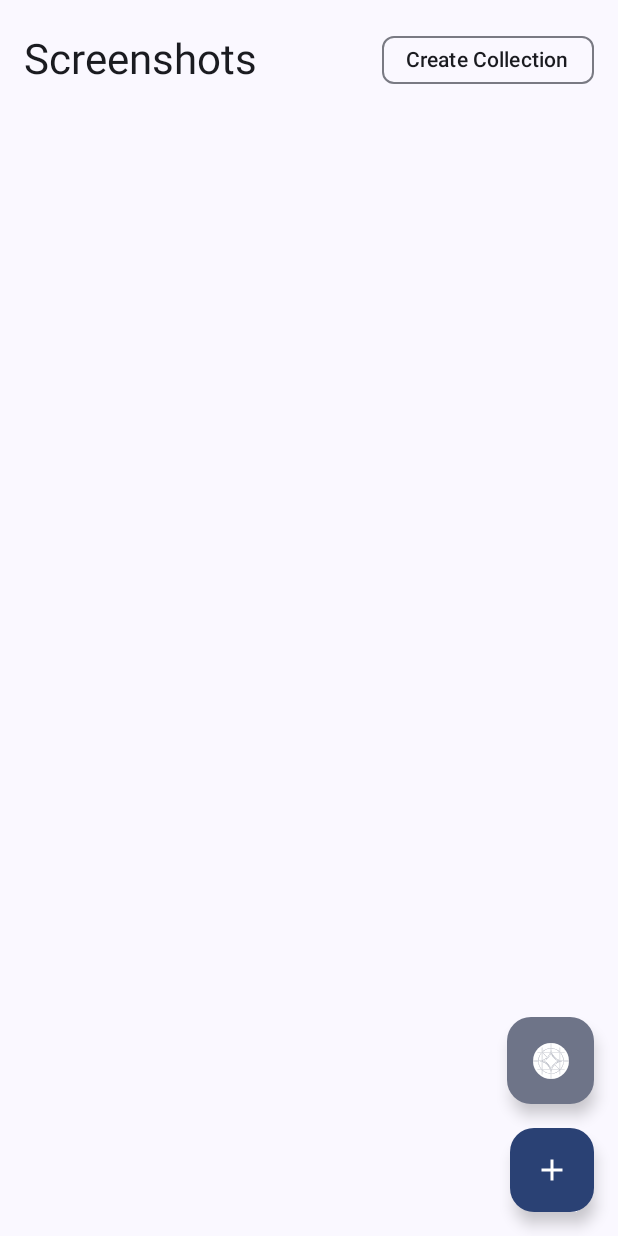
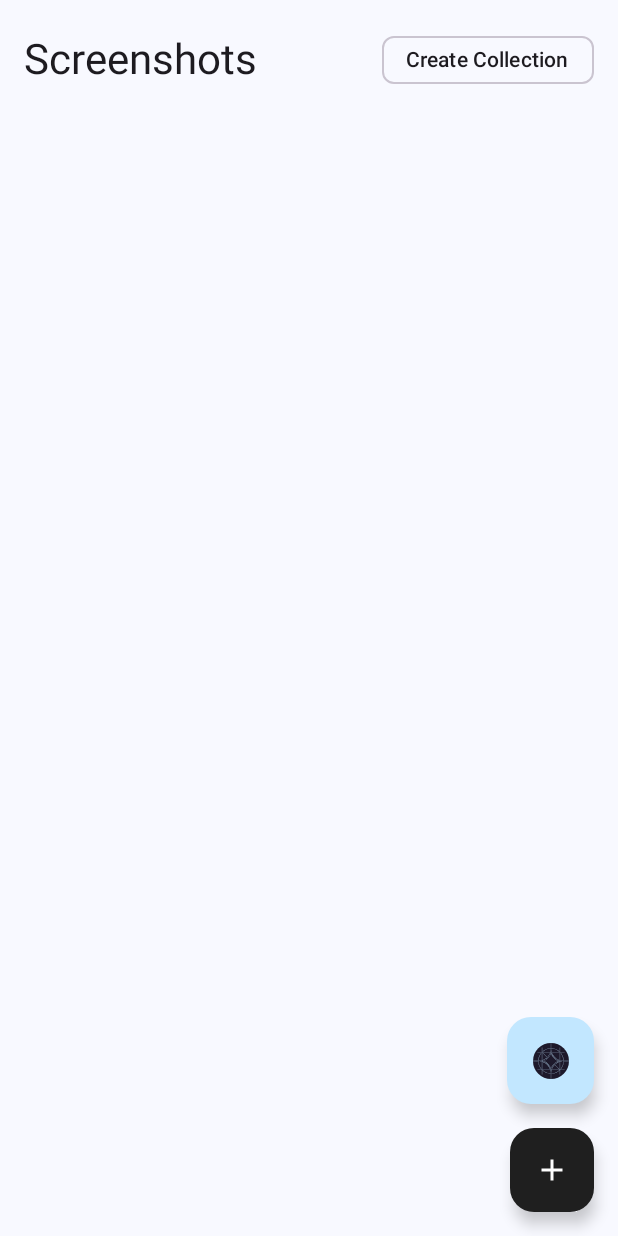
Before and after one commit to viditnakhawa/MyImageApp, an Android app built with Jetpack Compose: the screen it shows after launch (MainActivity), on a phone screen of 412 x 824 dp. Run offline under Robolectric (Android 15) with nearby library versions, the phone set to English and light mode, and no system bars; our stand-ins replace Room's generated code; libraries missing offline, so code that uses them is left out: com.google.mlkit.genai, kotlinx.coroutines.guava; pictures from the network do not load; 2 statements that could not run were skipped.

Commit message:
Improved theme

```diff
--- a/app/src/main/java/com/viditnakhawa/myimageapp/ui/Color.kt
+++ b/app/src/main/java/com/viditnakhawa/myimageapp/ui/Color.kt
@@ -2,10 +2,18 @@ package com.viditnakhawa.myimageapp.ui
 
 import androidx.compose.ui.graphics.Color
 
-val Purple80 = Color(0xFFD0BCFF)
-val PurpleGrey80 = Color(0xFFCCC2DC)
-val Pink80 = Color(0xFFEFB8C8)
+val primaryLight = Color(0xFF1F1F1F)
+val onPrimaryLight = Color(0xFFFFFFFF)
+val secondaryContainerLight = Color(0xFFC2E7FF)
+val backgroundLight = Color(0xFFF8F9FF)
+val surfaceLight = Color(0xFFF8F9FF)
+val surfaceVariantLight = Color(0xFFDEE3EB)
+val outlineLight = Color(0xFF73777F)
 
-val Purple40 = Color(0xFF6650a4)
-val PurpleGrey40 = Color(0xFF625b71)
-val Pink40 = Color(0xFF7D5260)
+val primaryDark = Color(0xFF9DCAFC)
+val onPrimaryDark = Color(0xFF003355)
+val secondaryContainerDark = Color(0xFF3B4857)
+val backgroundDark = Color(0xFF101418)
+val surfaceDark = Color(0xFF101418)
+val surfaceVariantDark = Color(0xFF42474E)
+val outlineDark = Color(0xFF8C9199)
--- a/app/src/main/java/com/viditnakhawa/myimageapp/ui/theme/Theme.kt
+++ b/app/src/main/java/com/viditnakhawa/myimageapp/ui/theme/Theme.kt
@@ -9,8 +9,8 @@ import androidx.compose.ui.graphics.toArgb
 import androidx.compose.ui.platform.LocalView
 import androidx.core.view.WindowCompat
 
-// --- Theme definition ---
-private val lightScheme = lightColorScheme(
+// --- Color Schemes using your custom colors ---
+private val LightColorScheme = lightColorScheme(
     primary = primaryLight,
     onPrimary = onPrimaryLight,
     secondaryContainer = secondaryContainerLight,
@@ -20,7 +20,7 @@ private val lightScheme = lightColorScheme(
     outline = outlineLight,
 )
 
-private val darkScheme = darkColorScheme(
+private val DarkColorScheme = darkColorScheme(
     primary = primaryDark,
     onPrimary = onPrimaryDark,
     secondaryContainer = secondaryContainerDark,
@@ -30,6 +30,7 @@ private val darkScheme = darkColorScheme(
     outline = outlineDark,
 )
 
+// --- Custom Colors for specific UI elements ---
 @Immutable
 data class CustomColors(
     val taskBgColors: List<Color> = listOf(),
@@ -38,14 +39,13 @@ data class CustomColors(
 
 val LocalCustomColors = staticCompositionLocalOf { CustomColors() }
 
-val lightCustomColors = CustomColors(
+private val lightCustomColors = CustomColors(
     taskBgColors = listOf(
         Color(0xFFE1F6DE), // green
         Color(0xFFEDF0FF), // blue
         Color(0xFFFFEFC9), // yellow
         Color(0xFFFFEDE6), // red
     ),
-
     taskIconColors = listOf(
         Color(0xFF34A853),
         Color(0xFF1967D2),
@@ -54,7 +54,7 @@ val lightCustomColors = CustomColors(
     )
 )
 
-val darkCustomColors = CustomColors(
+private val darkCustomColors = CustomColors(
     taskBgColors = listOf(
         Color(0xFF2E312D),
         Color(0xFF303033),
@@ -69,20 +69,19 @@ val darkCustomColors = CustomColors(
     )
 )
 
+// Extension property to easily access custom colors
 val MaterialTheme.customColors: CustomColors
     @Composable
     @ReadOnlyComposable
     get() = LocalCustomColors.current
 
+// --- The Main App Theme ---
 @Composable
-fun GemmaDownloaderTheme(
+fun MyImageAppTheme(
     darkTheme: Boolean = isSystemInDarkTheme(),
     content: @Composable () -> Unit
 ) {
-    val colorScheme = when {
-        darkTheme -> darkScheme
-        else -> lightScheme
-    }
+    val colorScheme = if (darkTheme) DarkColorScheme else LightColorScheme
     val customColorsPalette = if (darkTheme) darkCustomColors else lightCustomColors
 
     val view = LocalView.current
@@ -90,14 +89,14 @@ fun GemmaDownloaderTheme(
         SideEffect {
             val window = (view.context as Activity).window
             window.statusBarColor = colorScheme.primary.toArgb()
-            WindowCompat.getInsetsController(window, view).isAppearanceLightStatusBars = darkTheme
+            WindowCompat.getInsetsController(window, view).isAppearanceLightStatusBars = !darkTheme
         }
     }
 
     CompositionLocalProvider(LocalCustomColors provides customColorsPalette) {
         MaterialTheme(
             colorScheme = colorScheme,
-            typography = Typography,
+            typography = Typography, // Assuming Typography.kt exists in this package
             content = content
         )
     }
--- a/app/src/main/java/com/viditnakhawa/myimageapp/ui/theme/ThemeMyImageApp.kt
+++ /dev/null
@@ -1,62 +0,0 @@
-package com.viditnakhawa.myimageapp.ui.theme
-
-import android.os.Build
-import androidx.compose.foundation.isSystemInDarkTheme
-import androidx.compose.material3.MaterialTheme
-import androidx.compose.material3.darkColorScheme
-import androidx.compose.material3.dynamicDarkColorScheme
-import androidx.compose.material3.dynamicLightColorScheme
-import androidx.compose.material3.lightColorScheme
-import androidx.compose.runtime.Composable
-import androidx.compose.ui.platform.LocalContext
-import com.viditnakhawa.myimageapp.ui.Pink40
-import com.viditnakhawa.myimageapp.ui.Pink80
-import com.viditnakhawa.myimageapp.ui.Purple40
-import com.viditnakhawa.myimageapp.ui.Purple80
-import com.viditnakhawa.myimageapp.ui.PurpleGrey40
-import com.viditnakhawa.myimageapp.ui.PurpleGrey80
-import com.viditnakhawa.myimageapp.ui.Typography
-
-private val DarkColorScheme = darkColorScheme(
-    primary = Purple80,
-    secondary = PurpleGrey80,
-    tertiary = Pink80
-)
-
-private val LightColorScheme = lightColorScheme(
-    primary = Purple40,
-    secondary = PurpleGrey40,
-    tertiary = Pink40
-
-    /* Other default colors to override
-    background = Color(0xFFFFFBFE),
-    surface = Color(0xFFFFFBFE),
-    onPrimary = Color.White,
-    onSecondary = Color.White,
-    onTertiary = Color.White,
-    onBackground = Color(0xFF1C1B1F),
-    onSurface = Color(0xFF1C1B1F),
-    */
-)
-
-@Composable
-fun MyImageAppTheme(
-    darkTheme: Boolean = isSystemInDarkTheme(),
-    dynamicColor: Boolean = true,
-    content: @Composable () -> Unit
-) {
-    val colorScheme = when {
-      dynamicColor && Build.VERSION.SDK_INT >= Build.VERSION_CODES.S -> {
-        val context = LocalContext.current
-        if (darkTheme) dynamicDarkColorScheme(context) else dynamicLightColorScheme(context)
-      }
-      darkTheme -> DarkColorScheme
-      else -> LightColorScheme
-    }
-
-    MaterialTheme(
-      colorScheme = colorScheme,
-      typography = Typography,
-      content = content
-    )
-}
```
